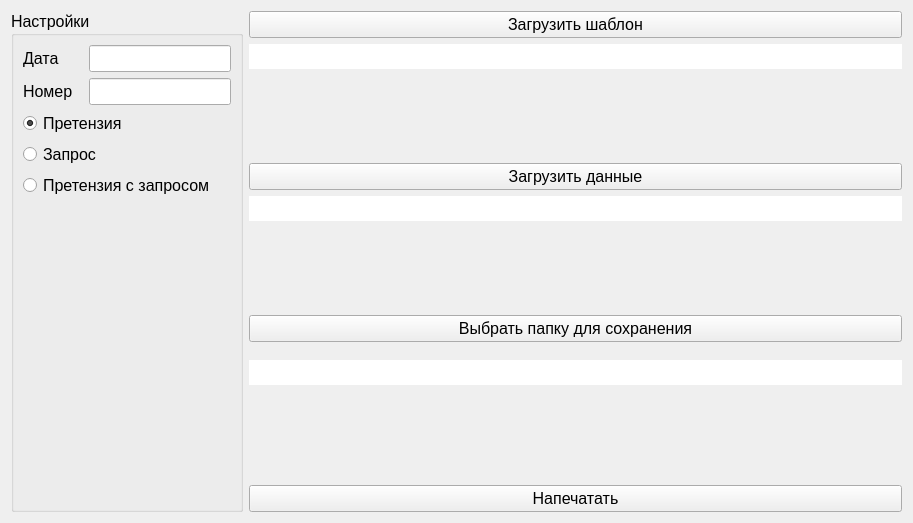
Before: the Qt Designer form res/main_widget.ui in Liteskarr/ClaimsMaker, drawn with Qt 5.
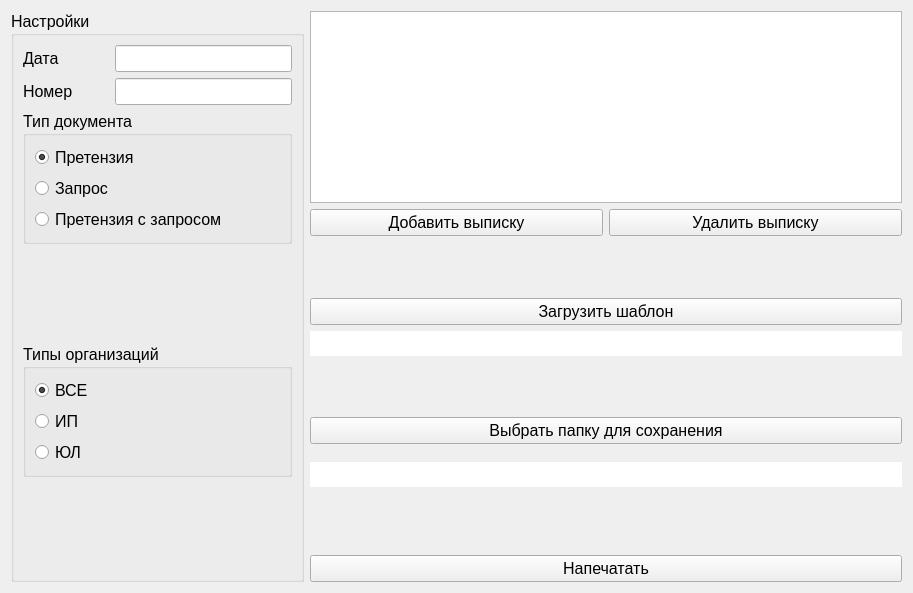
After: the same form once the commit is applied.

```diff
--- a/res/main_widget.ui
+++ b/res/main_widget.ui
@@ -7,7 +7,7 @@
     <x>0</x>
     <y>0</y>
     <width>913</width>
-    <height>523</height>
+    <height>593</height>
    </rect>
   </property>
   <property name="font">
@@ -20,130 +20,6 @@
    <string>Конструктор претензий</string>
   </property>
   <layout class="QGridLayout" name="gridLayout">
-   <item row="5" column="1" colspan="3">
-    <spacer name="verticalSpacer_3">
-     <property name="orientation">
-      <enum>Qt::Vertical</enum>
-     </property>
-     <property name="sizeHint" stdset="0">
-      <size>
-       <width>20</width>
-       <height>40</height>
-      </size>
-     </property>
-    </spacer>
-   </item>
-   <item row="12" column="1" colspan="3">
-    <widget class="QPushButton" name="print_result_button">
-     <property name="text">
-      <string>Напечатать</string>
-     </property>
-     <property name="checkable">
-      <bool>false</bool>
-     </property>
-     <property name="autoExclusive">
-      <bool>false</bool>
-     </property>
-    </widget>
-   </item>
-   <item row="9" column="1" colspan="3">
-    <widget class="QLineEdit" name="dir_line">
-     <property name="frame">
-      <bool>false</bool>
-     </property>
-     <property name="readOnly">
-      <bool>true</bool>
-     </property>
-    </widget>
-   </item>
-   <item row="6" column="1" colspan="3">
-    <widget class="QPushButton" name="choose_dir_button">
-     <property name="text">
-      <string>Выбрать папку для сохранения</string>
-     </property>
-     <property name="checkable">
-      <bool>false</bool>
-     </property>
-     <property name="autoExclusive">
-      <bool>false</bool>
-     </property>
-    </widget>
-   </item>
-   <item row="10" column="1" colspan="3">
-    <spacer name="verticalSpacer_2">
-     <property name="orientation">
-      <enum>Qt::Vertical</enum>
-     </property>
-     <property name="sizeHint" stdset="0">
-      <size>
-       <width>20</width>
-       <height>40</height>
-      </size>
-     </property>
-    </spacer>
-   </item>
-   <item row="4" column="1" colspan="3">
-    <widget class="QLineEdit" name="data_line">
-     <property name="frame">
-      <bool>false</bool>
-     </property>
-     <property name="readOnly">
-      <bool>true</bool>
-     </property>
-    </widget>
-   </item>
-   <item row="1" column="1" colspan="3">
-    <widget class="QLineEdit" name="template_line">
-     <property name="enabled">
-      <bool>true</bool>
-     </property>
-     <property name="frame">
-      <bool>false</bool>
-     </property>
-     <property name="readOnly">
-      <bool>true</bool>
-     </property>
-    </widget>
-   </item>
-   <item row="3" column="1" colspan="3">
-    <widget class="QPushButton" name="load_data_button">
-     <property name="text">
-      <string>Загрузить данные</string>
-     </property>
-     <property name="checkable">
-      <bool>false</bool>
-     </property>
-     <property name="autoExclusive">
-      <bool>false</bool>
-     </property>
-    </widget>
-   </item>
-   <item row="0" column="1" colspan="3">
-    <widget class="QPushButton" name="load_template_button">
-     <property name="text">
-      <string>Загрузить шаблон</string>
-     </property>
-     <property name="checkable">
-      <bool>false</bool>
-     </property>
-     <property name="autoExclusive">
-      <bool>false</bool>
-     </property>
-    </widget>
-   </item>
-   <item row="2" column="1" colspan="3">
-    <spacer name="verticalSpacer">
-     <property name="orientation">
-      <enum>Qt::Vertical</enum>
-     </property>
-     <property name="sizeHint" stdset="0">
-      <size>
-       <width>20</width>
-       <height>40</height>
-      </size>
-     </property>
-    </spacer>
-   </item>
    <item row="0" column="0" rowspan="13">
     <widget class="QGroupBox" name="settings_group">
      <property name="sizePolicy">
@@ -169,6 +45,19 @@
         </property>
        </widget>
       </item>
+      <item row="6" column="0" colspan="3">
+       <spacer name="verticalSpacer_4">
+        <property name="orientation">
+         <enum>Qt::Vertical</enum>
+        </property>
+        <property name="sizeHint" stdset="0">
+         <size>
+          <width>20</width>
+          <height>40</height>
+         </size>
+        </property>
+       </spacer>
+      </item>
       <item row="2" column="0">
        <widget class="QLabel" name="number_label">
         <property name="text">
@@ -176,43 +65,6 @@
         </property>
        </widget>
       </item>
-      <item row="6" column="0" colspan="3">
-       <spacer name="verticalSpacer_4">
-        <property name="orientation">
-         <enum>Qt::Vertical</enum>
-        </property>
-        <property name="sizeHint" stdset="0">
-         <size>
-          <width>20</width>
-          <height>40</height>
-         </size>
-        </property>
-       </spacer>
-      </item>
-      <item row="3" column="0" colspan="3">
-       <widget class="QRadioButton" name="claim_radio">
-        <property name="text">
-         <string>Претензия</string>
-        </property>
-        <property name="checked">
-         <bool>true</bool>
-        </property>
-       </widget>
-      </item>
-      <item row="4" column="0" colspan="3">
-       <widget class="QRadioButton" name="request_radio">
-        <property name="text">
-         <string>Запрос</string>
-        </property>
-       </widget>
-      </item>
-      <item row="5" column="0" colspan="3">
-       <widget class="QRadioButton" name="claim_request_radio">
-        <property name="text">
-         <string>Претензия с запросом</string>
-        </property>
-       </widget>
-      </item>
       <item row="2" column="1" colspan="2">
        <widget class="QLineEdit" name="number_line"/>
       </item>
@@ -226,9 +78,206 @@
         </property>
        </widget>
       </item>
+      <item row="7" column="0" colspan="3">
+       <widget class="QGroupBox" name="groupBox_2">
+        <property name="title">
+         <string>Типы организаций</string>
+        </property>
+        <layout class="QGridLayout" name="gridLayout_4">
+         <item row="2" column="0">
+          <widget class="QRadioButton" name="legal_radio">
+           <property name="text">
+            <string>ЮЛ</string>
+           </property>
+          </widget>
+         </item>
+         <item row="1" column="0">
+          <widget class="QRadioButton" name="individual_radio">
+           <property name="text">
+            <string>ИП</string>
+           </property>
+          </widget>
+         </item>
+         <item row="0" column="0">
+          <widget class="QRadioButton" name="all_radio">
+           <property name="text">
+            <string>ВСЕ</string>
+           </property>
+           <property name="checked">
+            <bool>true</bool>
+           </property>
+          </widget>
+         </item>
+        </layout>
+       </widget>
+      </item>
+      <item row="3" column="0" colspan="3">
+       <widget class="QGroupBox" name="groupBox">
+        <property name="title">
+         <string>Тип документа</string>
+        </property>
+        <layout class="QGridLayout" name="gridLayout_3">
+         <item row="0" column="0">
+          <widget class="QRadioButton" name="claim_radio">
+           <property name="text">
+            <string>Претензия</string>
+           </property>
+           <property name="checked">
+            <bool>true</bool>
+           </property>
+          </widget>
+         </item>
+         <item row="1" column="0">
+          <widget class="QRadioButton" name="request_radio">
+           <property name="text">
+            <string>Запрос</string>
+           </property>
+          </widget>
+         </item>
+         <item row="2" column="0">
+          <widget class="QRadioButton" name="claim_request_radio">
+           <property name="text">
+            <string>Претензия с запросом</string>
+           </property>
+          </widget>
+         </item>
+        </layout>
+       </widget>
+      </item>
+      <item row="8" column="0" colspan="3">
+       <spacer name="verticalSpacer_5">
+        <property name="orientation">
+         <enum>Qt::Vertical</enum>
+        </property>
+        <property name="sizeHint" stdset="0">
+         <size>
+          <width>20</width>
+          <height>40</height>
+         </size>
+        </property>
+       </spacer>
+      </item>
      </layout>
     </widget>
    </item>
+   <item row="12" column="1" colspan="2">
+    <widget class="QPushButton" name="print_result_button">
+     <property name="text">
+      <string>Напечатать</string>
+     </property>
+     <property name="checkable">
+      <bool>false</bool>
+     </property>
+     <property name="autoExclusive">
+      <bool>false</bool>
+     </property>
+    </widget>
+   </item>
+   <item row="9" column="1" colspan="2">
+    <widget class="QLineEdit" name="dir_line">
+     <property name="frame">
+      <bool>false</bool>
+     </property>
+     <property name="readOnly">
+      <bool>true</bool>
+     </property>
+    </widget>
+   </item>
+   <item row="5" column="1" colspan="2">
+    <spacer name="verticalSpacer_3">
+     <property name="orientation">
+      <enum>Qt::Vertical</enum>
+     </property>
+     <property name="sizeHint" stdset="0">
+      <size>
+       <width>20</width>
+       <height>40</height>
+      </size>
+     </property>
+    </spacer>
+   </item>
+   <item row="6" column="1" colspan="2">
+    <widget class="QPushButton" name="choose_dir_button">
+     <property name="text">
+      <string>Выбрать папку для сохранения</string>
+     </property>
+     <property name="checkable">
+      <bool>false</bool>
+     </property>
+     <property name="autoExclusive">
+      <bool>false</bool>
+     </property>
+    </widget>
+   </item>
+   <item row="10" column="1" colspan="2">
+    <spacer name="verticalSpacer_2">
+     <property name="orientation">
+      <enum>Qt::Vertical</enum>
+     </property>
+     <property name="sizeHint" stdset="0">
+      <size>
+       <width>20</width>
+       <height>40</height>
+      </size>
+     </property>
+    </spacer>
+   </item>
+   <item row="2" column="1" colspan="2">
+    <spacer name="verticalSpacer">
+     <property name="orientation">
+      <enum>Qt::Vertical</enum>
+     </property>
+     <property name="sizeHint" stdset="0">
+      <size>
+       <width>20</width>
+       <height>40</height>
+      </size>
+     </property>
+    </spacer>
+   </item>
+   <item row="0" column="1" colspan="2">
+    <widget class="QListWidget" name="data_list"/>
+   </item>
+   <item row="3" column="1" colspan="2">
+    <widget class="QPushButton" name="load_template_button">
+     <property name="text">
+      <string>Загрузить шаблон</string>
+     </property>
+     <property name="checkable">
+      <bool>false</bool>
+     </property>
+     <property name="autoExclusive">
+      <bool>false</bool>
+     </property>
+    </widget>
+   </item>
+   <item row="4" column="1" colspan="2">
+    <widget class="QLineEdit" name="template_line">
+     <property name="enabled">
+      <bool>true</bool>
+     </property>
+     <property name="frame">
+      <bool>false</bool>
+     </property>
+     <property name="readOnly">
+      <bool>true</bool>
+     </property>
+    </widget>
+   </item>
+   <item row="1" column="1">
+    <widget class="QPushButton" name="add_data_button">
+     <property name="text">
+      <string>Добавить выписку</string>
+     </property>
+    </widget>
+   </item>
+   <item row="1" column="2">
+    <widget class="QPushButton" name="delete_data_button">
+     <property name="text">
+      <string>Удалить выписку</string>
+     </property>
+    </widget>
+   </item>
   </layout>
  </widget>
  <resources/>
```
